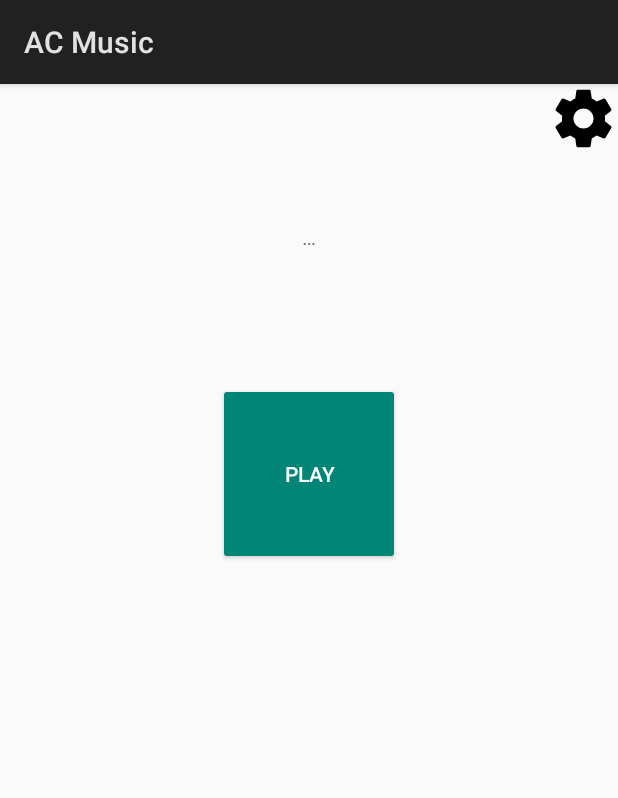
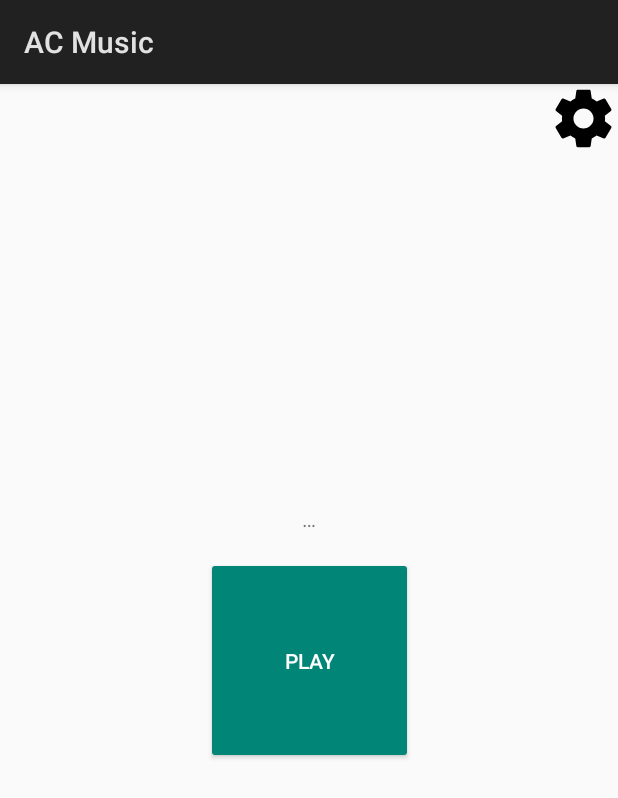
Before and after one commit to sol-foxie/acmusic, an Android app: the screen it shows after launch (MainActivity), on a phone screen of 412 x 824 dp. Shown: the top 798 px of the screen. Run offline under Robolectric (Android 15) with nearby library versions, the phone set to English and light mode, and no system bars.

Commit message:
make playPause size multiple of 46

```diff
--- a/app/src/main/res/layout/activity_main.xml
+++ b/app/src/main/res/layout/activity_main.xml
@@ -12,21 +12,21 @@
             android:text="…"
             android:layout_width="wrap_content"
             android:layout_height="wrap_content"
-            android:layout_marginTop="92dp"
-            app:layout_constraintTop_toTopOf="parent"
+            android:layout_marginBottom="16dp"
             app:layout_constraintLeft_toLeftOf="parent"
-            app:layout_constraintRight_toRightOf="parent"/>
+            app:layout_constraintRight_toRightOf="parent"
+            app:layout_constraintBottom_toTopOf="@+id/playPause"/>
 
     <Button
             android:id="@+id/playPause"
             android:text="@string/play"
             style="@android:style/Widget.Material.Button.Colored"
-            android:layout_width="121dp"
-            android:layout_height="121dp"
-            android:layout_marginTop="88dp"
+            android:layout_width="138dp"
+            android:layout_height="138dp"
             app:layout_constraintLeft_toLeftOf="parent"
             app:layout_constraintRight_toRightOf="parent"
-            app:layout_constraintTop_toBottomOf="@+id/display"/>
+            app:layout_constraintTop_toTopOf="parent"
+            app:layout_constraintBottom_toBottomOf="parent"/>
 
     <Button
             android:id="@+id/settingsButton"
```
